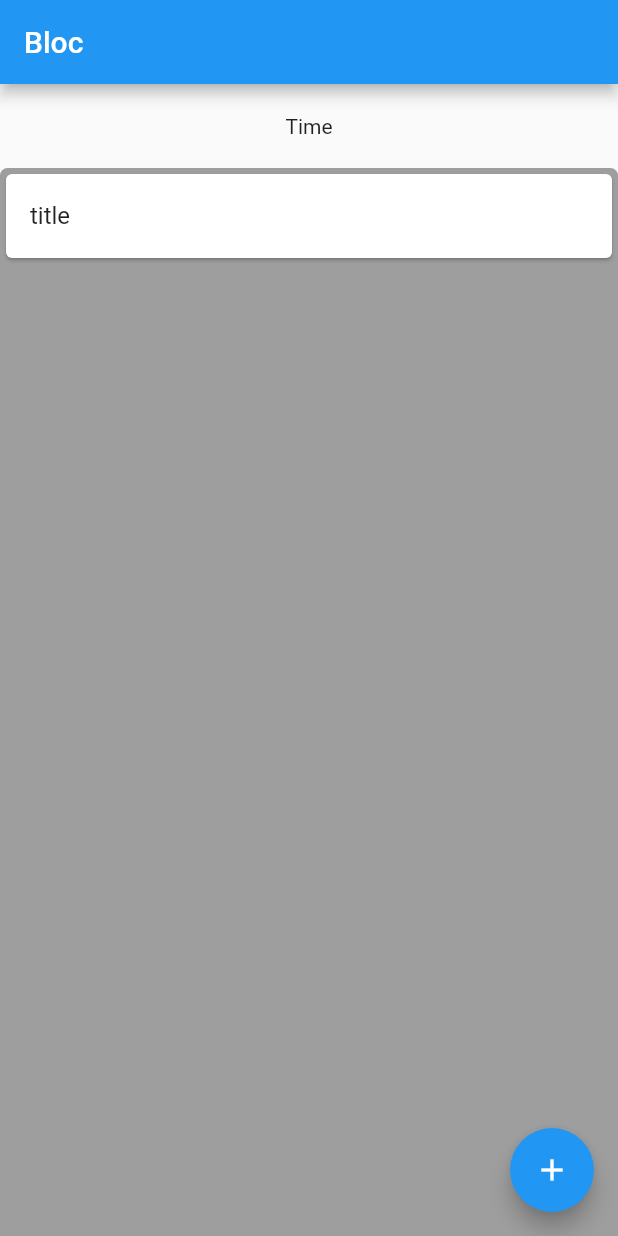
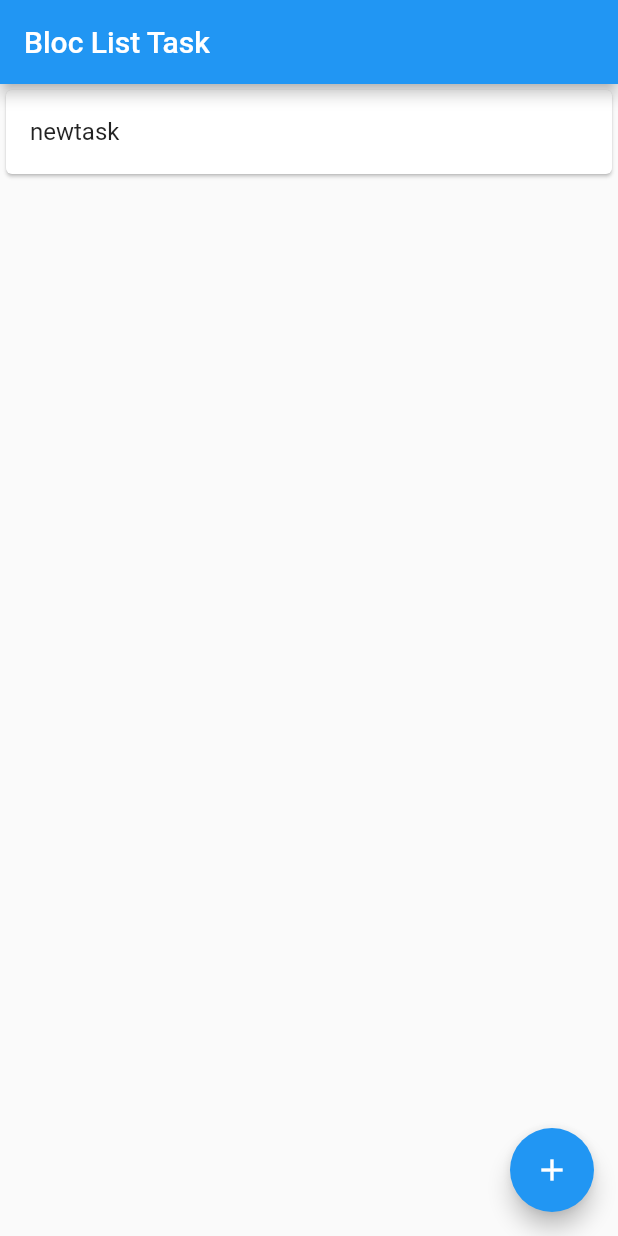
Before and after one commit to entest-hai/flutter_state_managment, a Flutter app: the screen it shows after launch, after a tap on the "add" icon, on a phone screen of 412 x 824 dp. Run offline on Flutter 3.47's test engine with Material 2 defaults, Android fonts, the phone set to English and light mode, and no system bars; our stand-ins replace flutter_bloc.

Commit message:
counter provider&bloc listtask provider&bloc

```diff
--- /dev/null
+++ b/lib/listtaskblocapp.dart
@@ -0,0 +1,121 @@
+import 'package:flutter/material.dart';
+import 'package:flutter_bloc/flutter_bloc.dart';
+
+class ListTaskBlocAppTest extends StatelessWidget {
+  @override
+  Widget build(BuildContext context) {
+    // TODO: implement build
+    return MaterialApp(
+      home: BlocProvider(
+        create: (context) => TaskBloc()..add(LoadTaskEvent()),
+        child: ListTaskBlocAppHomePage(),
+      ),
+    );
+  }
+}
+
+class ListTaskBlocAppHomePage extends StatelessWidget {
+  @override
+  Widget build(BuildContext context) {
+    // TODO: implement build
+    return Scaffold(
+      appBar: AppBar(
+        title: Text("Bloc List Task"),
+      ),
+      body: Center(
+        child: BlocBuilder<TaskBloc, TaskState>(
+          builder: (context, state) {
+            if (state is LoadTaskState) {
+              return ListView.builder(
+                itemCount: state.tasks.length,
+                itemBuilder: (context, index) {
+                  return Card(
+                    child: ListTile(
+                      title: Text(state.tasks[index].title),
+                    ),
+                  );
+                },
+              );
+            } else if (state is AddTaskState) {
+              return ListView.builder(
+                itemCount: state.tasks.length,
+                itemBuilder: (context, index) {
+                  return Card(
+                    child: ListTile(
+                      title: Text(state.tasks[index].title),
+                    ),
+                  );
+                },
+              );
+            } else {
+              return Text(
+                "Tasks Bloc $state",
+                style: TextStyle(fontSize: 40),
+              );
+            }
+          },
+        ),
+      ),
+      floatingActionButton: FloatingActionButton(
+        child: Icon(Icons.add),
+        onPressed: () => {
+          print("add task"),
+          BlocProvider.of<TaskBloc>(context).add(AddTaskEvent(
+              task: BlocTaskModel(title: "newtask", detail: "detail")))
+        },
+      ),
+    );
+  }
+}
+
+// TaskModel
+class BlocTaskModel {
+  String title;
+  String detail;
+  BlocTaskModel({this.title, this.detail});
+}
+
+// Event and State
+abstract class TaskEvent {}
+
+abstract class TaskState {}
+
+class AddTaskEvent extends TaskEvent {
+  final BlocTaskModel task;
+  AddTaskEvent({this.task});
+}
+
+class AddTaskState extends TaskState {
+  List<BlocTaskModel> tasks;
+  AddTaskState({this.tasks});
+}
+
+class LoadingTaskEvent extends TaskEvent {}
+
+class LoadingTaskState extends TaskState {}
+
+class LoadTaskEvent extends TaskEvent {}
+
+class LoadTaskState extends TaskState {
+  List<BlocTaskModel> tasks;
+  LoadTaskState({this.tasks});
+}
+
+// MapEventToState
+class TaskBloc extends Bloc<TaskEvent, TaskState> {
+  List<BlocTaskModel> _tasks = [];
+  TaskBloc() : super(LoadTaskState(tasks: []));
+  @override
+  Stream<TaskState> mapEventToState(TaskEvent event) async* {
+    if (event is LoadTaskEvent) {
+      yield LoadTaskState(tasks: []);
+    } else if (event is AddTaskEvent) {
+      _tasks.add(event.task);
+      yield AddTaskState(tasks: _tasks);
+    } else {
+      yield LoadingTaskState();
+    }
+  }
+}
+
+// Use BlocProvider<type>(builder: (){})
--- /dev/null
+++ b/lib/listtaskproviderapp.dart
@@ -0,0 +1,70 @@
+import 'package:flutter/material.dart';
+import 'package:provider/provider.dart';
+
+class ListTaskProviderApp extends StatelessWidget {
+  @override
+  Widget build(BuildContext context) {
+    // TODO: implement build
+    return MaterialApp(
+      home: ChangeNotifierProvider(
+        create: (context) => TaskProvider(),
+        child: ListTaskProviderAppHomePage(),
+      ),
+    );
+  }
+}
+
+class ListTaskProviderAppHomePage extends StatelessWidget {
+  @override
+  Widget build(BuildContext context) {
+    // TODO: implement build
+    return Scaffold(
+      appBar: AppBar(
+        title: Text("TaskProvider"),
+      ),
+      body: Center(
+        child: Consumer<TaskProvider>(
+          builder: (context, state, child) {
+            return ListView.builder(
+              itemCount: state._tasks.length,
+              itemBuilder: (context, index) {
+                return Card(
+                  child: ListTile(
+                    title: Text("${state._tasks[index].title}"),
+                  ),
+                );
+              },
+            );
+          },
+        ),
+      ),
+      floatingActionButton: FloatingActionButton(
+        child: Icon(Icons.add),
+        onPressed: () => {
+          print("add task"),
+          Provider.of<TaskProvider>(context, listen: false)
+              .addTask(MyTaskModel(title: "newtask", detail: "detail"))
+        },
+      ),
+    );
+  }
+}
+
+// TaskModel
+class MyTaskModel {
+  String title;
+  String detail;
+  MyTaskModel({this.title, this.detail});
+}
+
+// TaskProvider extends ChangeNotifier
+class TaskProvider extends ChangeNotifier {
+  List<MyTaskModel> _tasks = [];
+
+  void addTask(MyTaskModel task) {
+    _tasks.add(task);
+    notifyListeners();
+  }
+}
+
+// Use TaskProvide via ChangeNotifierProvider
--- a/lib/main.dart
+++ b/lib/main.dart
@@ -2,9 +2,13 @@ import 'package:flutter/foundation.dart';
 import 'package:flutter/material.dart';
 import 'package:provider/provider.dart';
 import 'package:flutter_bloc/flutter_bloc.dart';
+import 'counterblocapp.dart';
+import 'counterproviderapp.dart';
+import 'listtaskproviderapp.dart';
+import 'listtaskblocapp.dart';
 
 void main() {
-  runApp(ListTaskBlocApp());
+  runApp(ListTaskBlocAppTest());
 
   // runApp(MultiProvider(
   //   providers: [
```
Also changed, not shown: lib/counterblocapp.dart (added, +59 -0 lines), lib/counterproviderapp.dart (added, +47 -0 lines).
